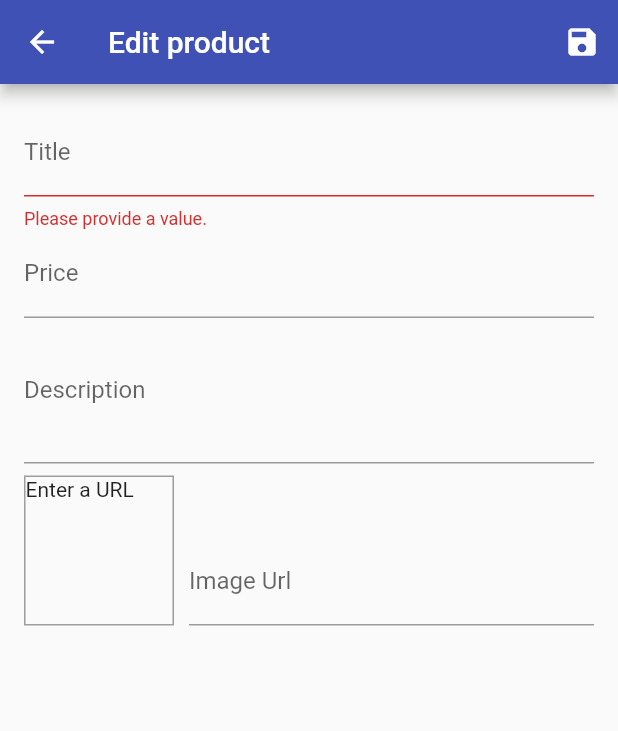
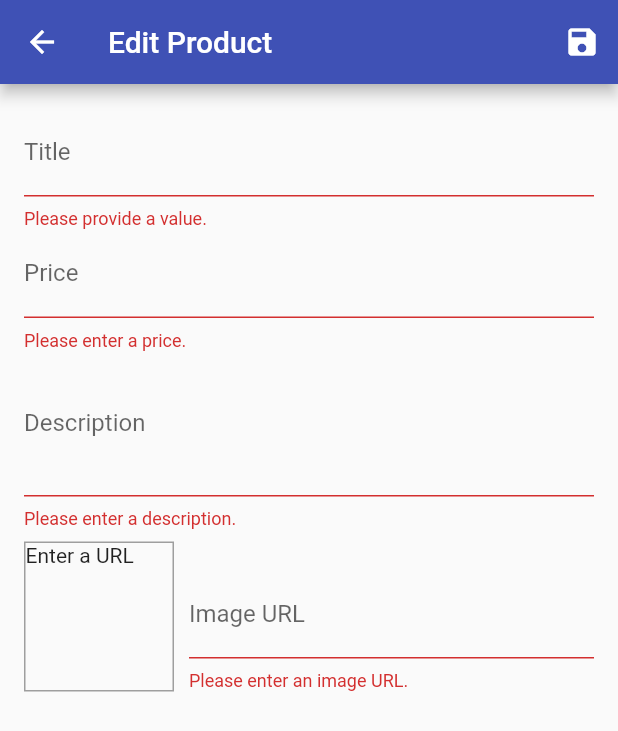
Before and after one commit to sagarparker/Shop_Flutter, a Flutter app: the EditProductScreen screen opened by its route, after a tap on the "save" icon, on a phone screen of 412 x 824 dp. Shown: the top 731 px of the screen. Run offline on Flutter 3.47's test engine with Material 2 defaults, Android fonts, the phone set to English and light mode, and no system bars; network calls fail.

Commit message:
Update and delete product added

```diff
--- a/lib/providers/product.dart
+++ b/lib/providers/product.dart
@@ -6,18 +6,19 @@ class Product with ChangeNotifier {
   final String description;
   final double price;
   final String imageUrl;
-  bool isFavourite;
+  bool isFavorite;
 
-  Product(
-      {@required this.id,
-      @required this.title,
-      @required this.description,
-      @required this.price,
-      @required this.imageUrl,
-      this.isFavourite = false});
+  Product({
+    @required this.id,
+    @required this.title,
+    @required this.description,
+    @required this.price,
+    @required this.imageUrl,
+    this.isFavorite = false,
+  });
 
-  void toggleFavouriteStatus() {
-    isFavourite = !isFavourite;
+  void toggleFavoriteStatus() {
+    isFavorite = !isFavorite;
     notifyListeners();
   }
 }
--- a/lib/screens/edit_product_screen.dart
+++ b/lib/screens/edit_product_screen.dart
@@ -1,17 +1,22 @@
 import 'package:flutter/material.dart';
-import 'package:shop/providers/product.dart';
+import 'package:provider/provider.dart';
+
+import '../providers/product.dart';
+import '../providers/products.dart';
 
 class EditProductScreen extends StatefulWidget {
-  static const routeName = '/editProdcut';
+  static const routeName = '/edit-product';
 
   @override
   _EditProductScreenState createState() => _EditProductScreenState();
 }
 
 class _EditProductScreenState extends State<EditProductScreen> {
+  final _priceFocusNode = FocusNode();
+  final _descriptionFocusNode = FocusNode();
   final _imageUrlController = TextEditingController();
+  final _imageUrlFocusNode = FocusNode();
   final _form = GlobalKey<FormState>();
-
   var _editedProduct = Product(
     id: null,
     title: '',
@@ -19,11 +24,62 @@ class _EditProductScreenState extends State<EditProductScreen> {
     description: '',
     imageUrl: '',
   );
+  var _initValues = {
+    'title': '',
+    'description': '',
+    'price': '',
+    'imageUrl': '',
+  };
+  var _isInit = true;
+
+  @override
+  void initState() {
+    _imageUrlFocusNode.addListener(_updateImageUrl);
+    super.initState();
+  }
+
+  @override
+  void didChangeDependencies() {
+    if (_isInit) {
+      final productId = ModalRoute.of(context).settings.arguments as String;
+      if (productId != null) {
+        _editedProduct =
+            Provider.of<Products>(context, listen: false).findById(productId);
+        _initValues = {
+          'title': _editedProduct.title,
+          'description': _editedProduct.description,
+          'price': _editedProduct.price.toString(),
+          // 'imageUrl': _editedProduct.imageUrl,
+          'imageUrl': '',
+        };
+        _imageUrlController.text = _editedProduct.imageUrl;
+      }
+    }
+    _isInit = false;
+    super.didChangeDependencies();
+  }
 
   @override
   void dispose() {
+    _imageUrlFocusNode.removeListener(_updateImageUrl);
+    _priceFocusNode.dispose();
+    _descriptionFocusNode.dispose();
     _imageUrlController.dispose();
+    _imageUrlFocusNode.dispose();
     super.dispose();
+  }
+
+  void _updateImageUrl() {
+    if (!_imageUrlFocusNode.hasFocus) {
+      if ((!_imageUrlController.text.startsWith('http') &&
+              !_imageUrlController.text.startsWith('https')) ||
+          (!_imageUrlController.text.endsWith('.png') &&
+              !_imageUrlController.text.endsWith('.jpg') &&
+              !_imageUrlController.text.endsWith('.jpeg'))) {
+        return;
+      }
+      setState(() {});
+    }
   }
 
   void _saveForm() {
@@ -32,23 +88,25 @@ class _EditProductScreenState extends State<EditProductScreen> {
       return;
     }
     _form.currentState.save();
-    print(_editedProduct.title);
-    print(_editedProduct.price);
-    print(_editedProduct.description);
-    print(_editedProduct.imageUrl);
+    if (_editedProduct.id != null) {
+      Provider.of<Products>(context, listen: false)
+          .updateProduct(_editedProduct.id, _editedProduct);
+    } else {
+      Provider.of<Products>(context, listen: false).addProduct(_editedProduct);
+    }
+    Navigator.of(context).pop();
   }
 
   @override
   Widget build(BuildContext context) {
     return Scaffold(
       appBar: AppBar(
-        title: Text('Edit product'),
-        actions: [
+        title: Text('Edit Product'),
+        actions: <Widget>[
           IconButton(
             icon: Icon(Icons.save),
-              onPressed: () {
-                _saveForm();
-              })
+            onPressed: _saveForm,
+          ),
         ],
       ),
       body: Padding(
@@ -56,20 +114,13 @@ class _EditProductScreenState extends State<EditProductScreen> {
         child: Form(
           key: _form,
           child: ListView(
-            children: [
+            children: <Widget>[
               TextFormField(
-                decoration: InputDecoration(
-                  labelText: 'Title',
-                ),
+                initialValue: _initValues['title'],
+                decoration: InputDecoration(labelText: 'Title'),
                 textInputAction: TextInputAction.next,
-                onSaved: (value) {
-                  _editedProduct = Product(
-                    title: value,
-                    price: _editedProduct.price,
-                    description: _editedProduct.description,
-                    imageUrl: _editedProduct.imageUrl,
-                    id: null,
-                  );
+                onFieldSubmitted: (_) {
+                  FocusScope.of(context).requestFocus(_priceFocusNode);
                 },
                 validator: (value) {
                   if (value.isEmpty) {
@@ -77,42 +128,76 @@ class _EditProductScreenState extends State<EditProductScreen> {
                   }
                   return null;
                 },
+                onSaved: (value) {
+                  _editedProduct = Product(
+                      title: value,
+                      price: _editedProduct.price,
+                      description: _editedProduct.description,
+                      imageUrl: _editedProduct.imageUrl,
+                      id: _editedProduct.id,
+                      isFavorite: _editedProduct.isFavorite);
+                },
               ),
               TextFormField(
-                decoration: InputDecoration(
-                  labelText: 'Price',
-                ),
+                initialValue: _initValues['price'],
+                decoration: InputDecoration(labelText: 'Price'),
                 textInputAction: TextInputAction.next,
                 keyboardType: TextInputType.number,
+                focusNode: _priceFocusNode,
+                onFieldSubmitted: (_) {
+                  FocusScope.of(context).requestFocus(_descriptionFocusNode);
+                },
+                validator: (value) {
+                  if (value.isEmpty) {
+                    return 'Please enter a price.';
+                  }
+                  if (double.tryParse(value) == null) {
+                    return 'Please enter a valid number.';
+                  }
+                  if (double.parse(value) <= 0) {
+                    return 'Please enter a number greater than zero.';
+                  }
+                  return null;
+                },
                 onSaved: (value) {
                   _editedProduct = Product(
                       title: _editedProduct.title,
                       price: double.parse(value),
                       description: _editedProduct.description,
                       imageUrl: _editedProduct.imageUrl,
-                    id: null,
-                  );
+                      id: _editedProduct.id,
+                      isFavorite: _editedProduct.isFavorite);
                 },
               ),
               TextFormField(
-                decoration: InputDecoration(
-                  labelText: 'Description',
-                ),
+                initialValue: _initValues['description'],
+                decoration: InputDecoration(labelText: 'Description'),
                 maxLines: 3,
                 keyboardType: TextInputType.multiline,
+                focusNode: _descriptionFocusNode,
+                validator: (value) {
+                  if (value.isEmpty) {
+                    return 'Please enter a description.';
+                  }
+                  if (value.length < 10) {
+                    return 'Should be at least 10 characters long.';
+                  }
+                  return null;
+                },
                 onSaved: (value) {
                   _editedProduct = Product(
                     title: _editedProduct.title,
                     price: _editedProduct.price,
                     description: value,
                     imageUrl: _editedProduct.imageUrl,
-                    id: null,
+                    id: _editedProduct.id,
+                    isFavorite: _editedProduct.isFavorite,
                   );
                 },
               ),
               Row(
                 crossAxisAlignment: CrossAxisAlignment.end,
-                children: [
+                children: <Widget>[
                   Container(
                     width: 100,
                     height: 100,
@@ -124,27 +209,41 @@ class _EditProductScreenState extends State<EditProductScreen> {
                       border: Border.all(
                         width: 1,
                         color: Colors.grey,
-                    )),
+                      ),
+                    ),
                     child: _imageUrlController.text.isEmpty
                         ? Text('Enter a URL')
                         : FittedBox(
-                            child: Image.network(_imageUrlController.text),
-                            fit: BoxFit.contain,
+                            child: Image.network(
+                              _imageUrlController.text,
+                              fit: BoxFit.cover,
+                            ),
                           ),
                   ),
                   Expanded(
                     child: TextFormField(
-                      decoration: InputDecoration(
-                        labelText: 'Image Url',
-                      ),
+                      decoration: InputDecoration(labelText: 'Image URL'),
                       keyboardType: TextInputType.url,
                       textInputAction: TextInputAction.done,
                       controller: _imageUrlController,
-                      onEditingComplete: () {
-                        setState(() {});
-                      },
+                      focusNode: _imageUrlFocusNode,
                       onFieldSubmitted: (_) {
                         _saveForm();
+                      },
+                      validator: (value) {
+                        if (value.isEmpty) {
+                          return 'Please enter an image URL.';
+                        }
+                        if (!value.startsWith('http') &&
+                            !value.startsWith('https')) {
+                          return 'Please enter a valid URL.';
+                        }
+                        if (!value.endsWith('.png') &&
+                            !value.endsWith('.jpg') &&
+                            !value.endsWith('.jpeg')) {
+                          return 'Please enter a valid image URL.';
+                        }
+                        return null;
                       },
                       onSaved: (value) {
                         _editedProduct = Product(
@@ -152,13 +251,14 @@ class _EditProductScreenState extends State<EditProductScreen> {
                           price: _editedProduct.price,
                           description: _editedProduct.description,
                           imageUrl: value,
-                          id: null,
+                          id: _editedProduct.id,
+                          isFavorite: _editedProduct.isFavorite,
                         );
                       },
                     ),
                   ),
                 ],
-              )
+              ),
             ],
           ),
         ),
```
Also changed, not shown: lib/main.dart (+20 -24 lines), lib/providers/cart.dart (+12 -10 lines), lib/providers/orders.dart (+12 -10 lines), lib/providers/products.dart (renamed from lib/providers/products_provider.dart, +43 -17 lines), lib/screens/cart_screen.dart (+23 -18 lines), lib/screens/orders_screen.dart (renamed from lib/screens/order_screen.dart, +6 -7 lines), lib/screens/product_detail_screen.dart (renamed from lib/screens/product_details_screen.dart, +16 -13 lines), lib/screens/products_overview_screen.dart (+24 -18 lines), lib/screens/user_products_screen.dart (+12 -9 lines), lib/widgets/app_drawer.dart (+8 -6 lines), lib/widgets/cart_item.dart (+38 -19 lines), lib/widgets/order_item.dart (+7 -6 lines), lib/widgets/product_item.dart (+29 -22 lines), lib/widgets/products_grid.dart (renamed from lib/widgets/product_grid.dart, +15 -10 lines), 4 more files. Lines whose indentation alone changed are shown as unchanged.
